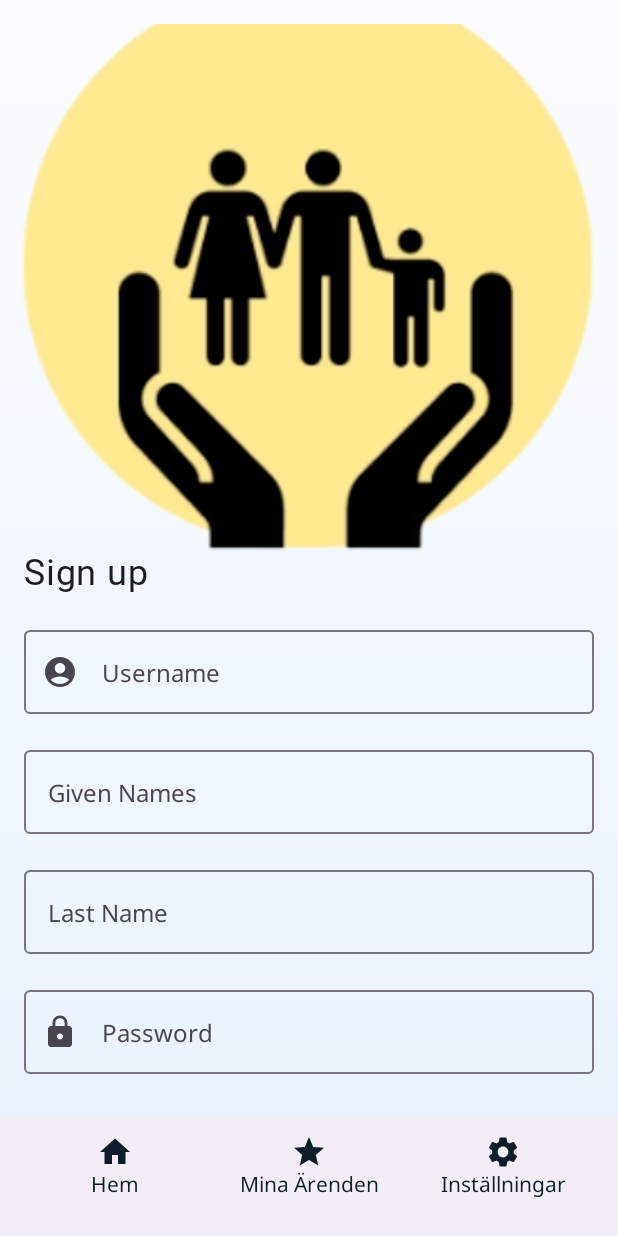
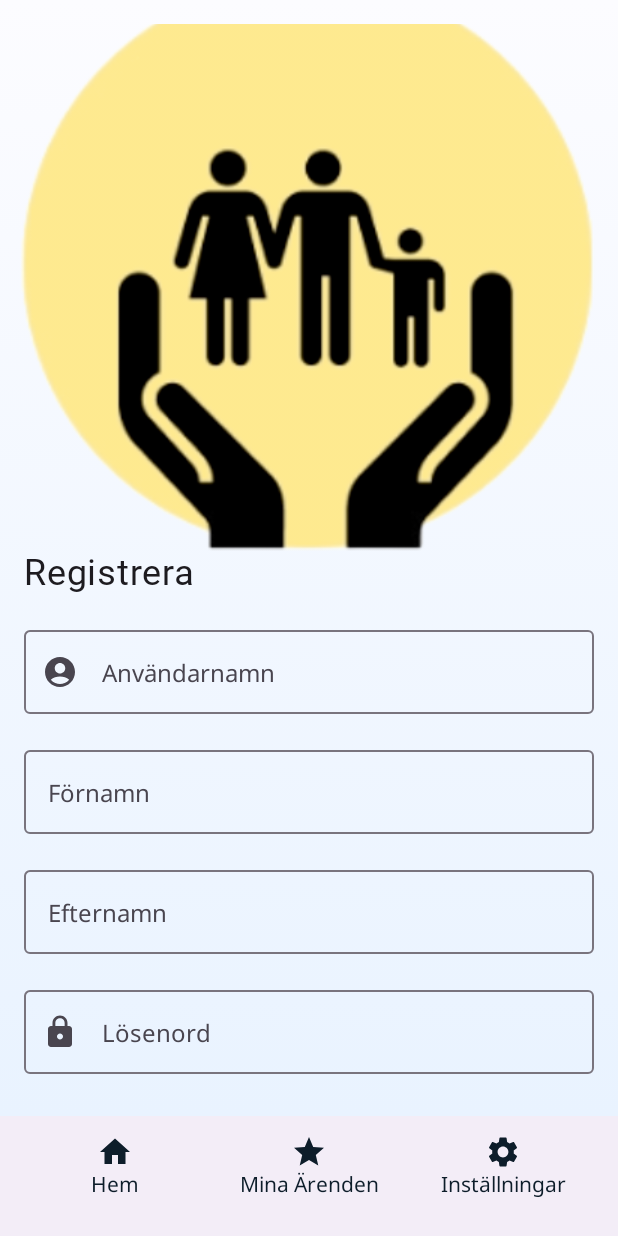
Before and after one commit to camtoth/DA324B-android-app, an Android app built with Jetpack Compose: the register screen opened through its navigation route, on a phone screen of 412 x 824 dp. Run offline under Robolectric (Android 15) with nearby library versions, the phone set to English and light mode, and no system bars; libraries missing offline, so code that uses them is left out: at.favre.lib; Roboto replaces fonts that are not available here.

Commit message:
translated to swedish

```diff
--- a/RiskAssesmentApp/app/src/main/java/com/example/riskassesmentapp/screens/LoginScreen.kt
+++ b/RiskAssesmentApp/app/src/main/java/com/example/riskassesmentapp/screens/LoginScreen.kt
@@ -75,7 +75,7 @@ class LoginPage(
         var username by remember { mutableStateOf("") }
         var password by remember { mutableStateOf("") }
         var showError by remember { mutableStateOf(false) }
-        val errorMessage = "Wrong username or password"
+        val errorMessage = "Fel användarnamn eller lösenord"
 
         val scope = rememberCoroutineScope()
 
@@ -100,7 +100,7 @@ class LoginPage(
             Spacer(modifier = Modifier.height(32.dp))
 
             Text(
-                text = "Sign in",
+                text = "Logga in",
                 style = MaterialTheme.typography.titleLarge,
                 modifier = Modifier.align(Alignment.Start)
             )
@@ -110,7 +110,7 @@ class LoginPage(
             OutlinedTextField(
                 value = username,
                 onValueChange = { username = it },
-                label = { Text("Username") },
+                label = { Text("Användarnamn") },
                 leadingIcon = { Icon(imageVector = Icons.Default.AccountCircle, contentDescription = null) },
                 singleLine = true,
                 modifier = Modifier
@@ -127,7 +127,7 @@ class LoginPage(
             OutlinedTextField(
                 value = password,
                 onValueChange = { password = it },
-                label = { Text("Password") },
+                label = { Text("Lösenord") },
                 leadingIcon = { Icon(imageVector = Icons.Default.Lock, contentDescription = null) },
                 singleLine = true,
                 modifier = Modifier
@@ -173,7 +173,7 @@ class LoginPage(
                     contentColor = MaterialTheme.colorScheme.onPrimaryContainer
                 )
             ) {
-                Text("Sign in")
+                Text("Logga in")
             }
 
 
@@ -201,11 +201,11 @@ fun SignUpText(navController: NavController, destination: String) {
         verticalAlignment = Alignment.CenterVertically
     ) {
         Text(
-            text = "No account yet? ",
+            text = "Inget konto än? ",
             color = Color.Black
         )
         Text(
-            text = "Sign up",
+            text = "Registrera",
             color = MaterialTheme.colorScheme.primaryContainer,
             textDecoration = TextDecoration.Underline,
             modifier = Modifier.clickable {
--- a/RiskAssesmentApp/app/src/main/java/com/example/riskassesmentapp/screens/RegisterScreen.kt
+++ b/RiskAssesmentApp/app/src/main/java/com/example/riskassesmentapp/screens/RegisterScreen.kt
@@ -67,7 +67,7 @@ class RegisterScreen(
             var givenNames by remember { mutableStateOf("") } // new field for given names
             var lastName by remember { mutableStateOf("") } // new field for last name
             var showError by remember { mutableStateOf(false) }
-            var errorMessage = "Wrong username or password"
+            var errorMessage = "Fel användarnamn eller lösenord"
 
             val scope = rememberCoroutineScope()
 
@@ -93,7 +93,7 @@ class RegisterScreen(
                 Spacer(modifier = Modifier.height(32.dp))
 
                 Text(
-                    text = "Sign up",
+                    text = "Registrera",
                     style = MaterialTheme.typography.titleLarge,
                     modifier = Modifier.align(Alignment.Start)
                 )
@@ -103,7 +103,7 @@ class RegisterScreen(
                 OutlinedTextField(
                     value = username,
                     onValueChange = { username = it },
-                    label = { Text("Username") },
+                    label = { Text("Användarnamn") },
                     leadingIcon = { Icon(imageVector = Icons.Default.AccountCircle, contentDescription = null) },
                     singleLine = true,
                     modifier = Modifier
@@ -120,7 +120,7 @@ class RegisterScreen(
                 OutlinedTextField(
                     value = givenNames,
                     onValueChange = { givenNames = it },
-                    label = { Text("Given Names") },
+                    label = { Text("Förnamn") },
                     singleLine = true,
                     modifier = Modifier.fillMaxWidth(),
                     colors = TextFieldDefaults.outlinedTextFieldColors(
@@ -135,7 +135,7 @@ class RegisterScreen(
                 OutlinedTextField(
                     value = lastName,
                     onValueChange = { lastName = it },
-                    label = { Text("Last Name") },
+                    label = { Text("Efternamn") },
                     singleLine = true,
                     modifier = Modifier.fillMaxWidth(),
                     colors = TextFieldDefaults.outlinedTextFieldColors(
@@ -150,7 +150,7 @@ class RegisterScreen(
                 OutlinedTextField(
                     value = password,
                     onValueChange = { password = it },
-                    label = { Text("Password") },
+                    label = { Text("Lösenord") },
                     leadingIcon = { Icon(imageVector = Icons.Default.Lock, contentDescription = null) },
                     singleLine = true,
                     modifier = Modifier
@@ -168,7 +168,7 @@ class RegisterScreen(
                 OutlinedTextField(
                     value = passwordRepeat,
                     onValueChange = { passwordRepeat = it },
-                    label = { Text("Repeat Password") },
+                    label = { Text("Repetera lösenord") },
                     leadingIcon = { Icon(imageVector = Icons.Default.Lock, contentDescription = null) },
                     singleLine = true,
                     modifier = Modifier
@@ -198,14 +198,14 @@ class RegisterScreen(
                             try {
                                 if (username.isEmpty() || password.isEmpty() || givenNames.isEmpty() || lastName.isEmpty()) {
                                     // Update the error message and set showError to true
-                                    errorMessage = "All fields are required"
+                                    errorMessage = "Alla fält är obligatoriska"
                                     showError = true
                                     return@launch
                                 }
 
                                 if (password != passwordRepeat) {
                                     // Update the error message and set showError to true
-                                    errorMessage = "Passwords do not match"
+                                    errorMessage = "Lösenorden matchar inte"
                                     showError = true
                                     return@launch
                                 }
@@ -229,7 +229,7 @@ class RegisterScreen(
                         contentColor = MaterialTheme.colorScheme.onPrimaryContainer
                     )
                 ) {
-                    Text("Sign up")
+                    Text("Registrera")
                 }
 
 
@@ -253,11 +253,11 @@ class RegisterScreen(
             verticalAlignment = Alignment.CenterVertically
         ) {
             Text(
-                text = "Already have an Account? ",
+                text = "Har du redan ett konto? ",
                 color = Color.Black
             )
             Text(
-                text = "Sign in",
+                text = "Logga in",
                 color = MaterialTheme.colorScheme.primaryContainer,
                 textDecoration = TextDecoration.Underline,
                 modifier = Modifier.clickable {
```
Also changed, not shown: RiskAssesmentApp/app/src/main/java/com/example/riskassesmentapp/db/DatabaseHelper.kt (+6 -6 lines), RiskAssesmentApp/app/src/main/java/com/example/riskassesmentapp/screens/SettingsScreen.kt (+22 -22 lines), RiskAssesmentApp/app/src/main/java/com/example/riskassesmentapp/ui/composables/NewCaseComposables.kt (+10 -10 lines).
